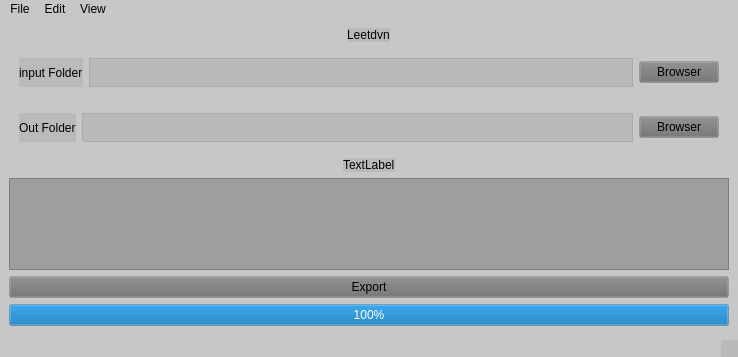
The window that mainwindow.ui (leetdvn/LeeAutoExportFBX) describes before a commit, drawn with Qt 5.
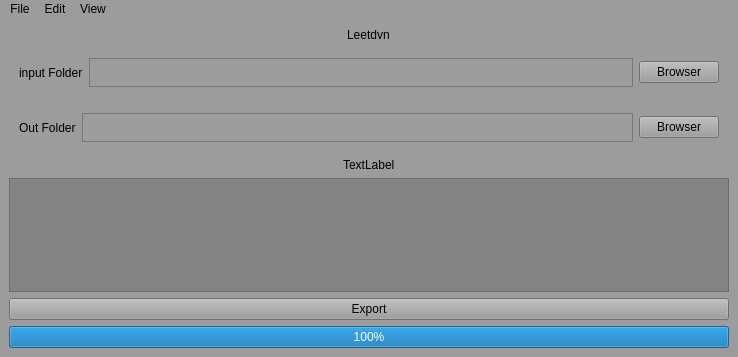
The same window after the commit.

The edit to the form file:
```diff
--- a/mainwindow.ui
+++ b/mainwindow.ui
@@ -26,7 +26,7 @@
    <string>LeeAutoExportFBX</string>
   </property>
   <property name="styleSheet">
-   <string notr="true">background-color :rgba(112, 112, 112, 40);</string>
+   <string notr="true">background-color:rgb(156, 156, 156);</string>
   </property>
   <widget class="QWidget" name="centralwidget">
    <layout class="QGridLayout" name="gridLayout">
@@ -148,7 +148,7 @@
     <item row="2" column="0">
      <widget class="QPlainTextEdit" name="LeeLog">
       <property name="enabled">
-       <bool>false</bool>
+       <bool>true</bool>
       </property>
       <property name="styleSheet">
        <string notr="true">background-color: rgba(94, 94, 94,100);</string>
@@ -194,7 +194,6 @@
    <addaction name="menuEdit"/>
    <addaction name="menuView"/>
   </widget>
-  <widget class="QStatusBar" name="statusBar"/>
  </widget>
  <resources/>
  <connections/>
```
Left out of the diff: 3 changed lines with no effect on the pictures.
